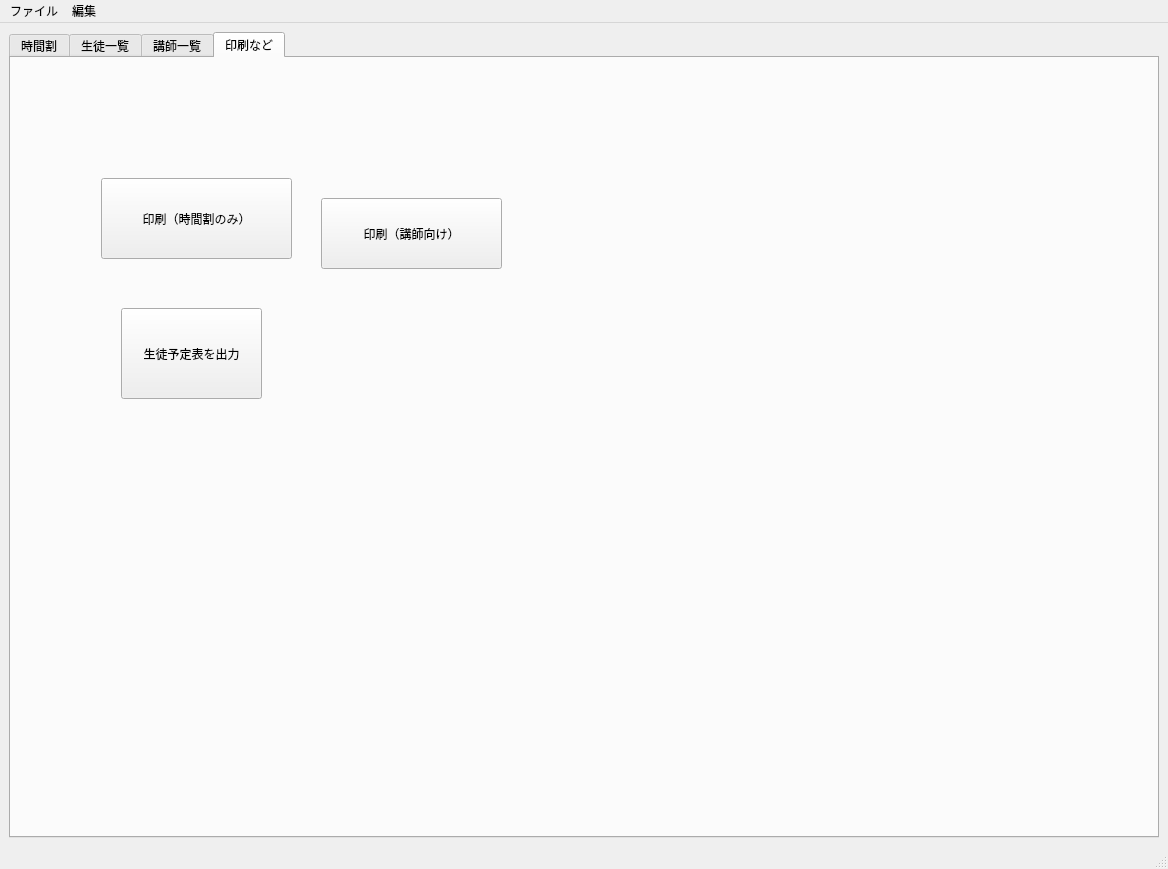
The window that mainwindow.ui (ROMEKANA/TimeTable) describes before a commit, drawn with Qt 5.
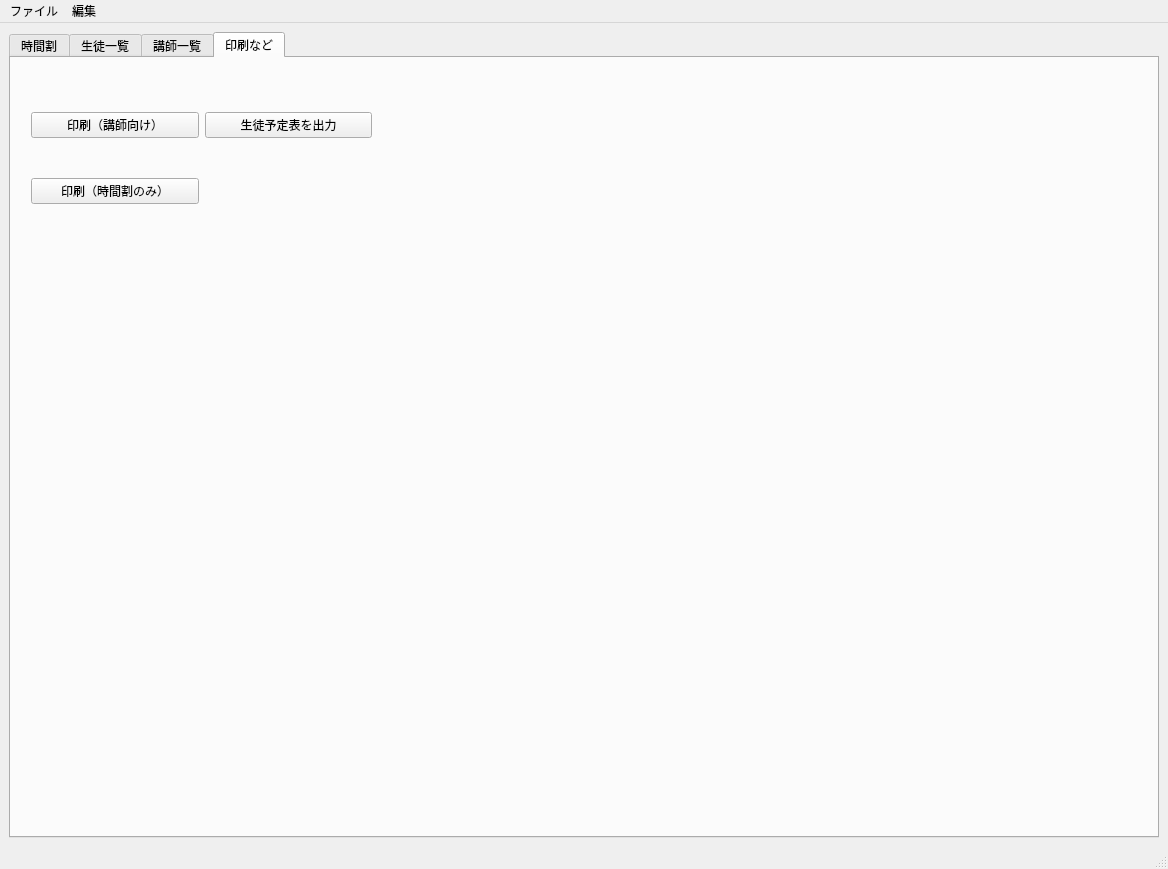
The same window after the commit. The open tabs and pages were chosen to show the change.

Commit message: 印刷ボタンのレイアウトをグリッドに変更し、位置を調整

Diff of the .ui file:
```diff
--- a/mainwindow.ui
+++ b/mainwindow.ui
@@ -388,44 +388,38 @@
        <attribute name="title">
         <string>印刷など</string>
        </attribute>
-       <widget class="QPushButton" name="printButton">
+       <widget class="QWidget" name="gridLayoutWidget">
         <property name="geometry">
          <rect>
-          <x>90</x>
-          <y>120</y>
-          <width>191</width>
-          <height>81</height>
+          <x>20</x>
+          <y>20</y>
+          <width>341</width>
+          <height>161</height>
          </rect>
         </property>
-        <property name="text">
-         <string>印刷（時間割のみ）</string>
-        </property>
-       </widget>
+        <layout class="QGridLayout" name="gridLayout_2">
+         <item row="0" column="0">
        <widget class="QPushButton" name="printButton_2">
-        <property name="geometry">
-         <rect>
-          <x>310</x>
-          <y>140</y>
-          <width>181</width>
-          <height>71</height>
-         </rect>
-        </property>
         <property name="text">
          <string>印刷（講師向け）</string>
         </property>
        </widget>
+         </item>
+         <item row="1" column="0">
+          <widget class="QPushButton" name="printButton">
+           <property name="text">
+            <string>印刷（時間割のみ）</string>
+           </property>
+          </widget>
+         </item>
+         <item row="0" column="1">
        <widget class="QPushButton" name="outputStudentSchedule">
-        <property name="geometry">
-         <rect>
-          <x>110</x>
-          <y>250</y>
-          <width>141</width>
-          <height>91</height>
-         </rect>
-        </property>
         <property name="text">
          <string>生徒予定表を出力</string>
         </property>
+          </widget>
+         </item>
+        </layout>
        </widget>
       </widget>
      </widget>
```
Lines whose indentation alone changed are shown as unchanged.
